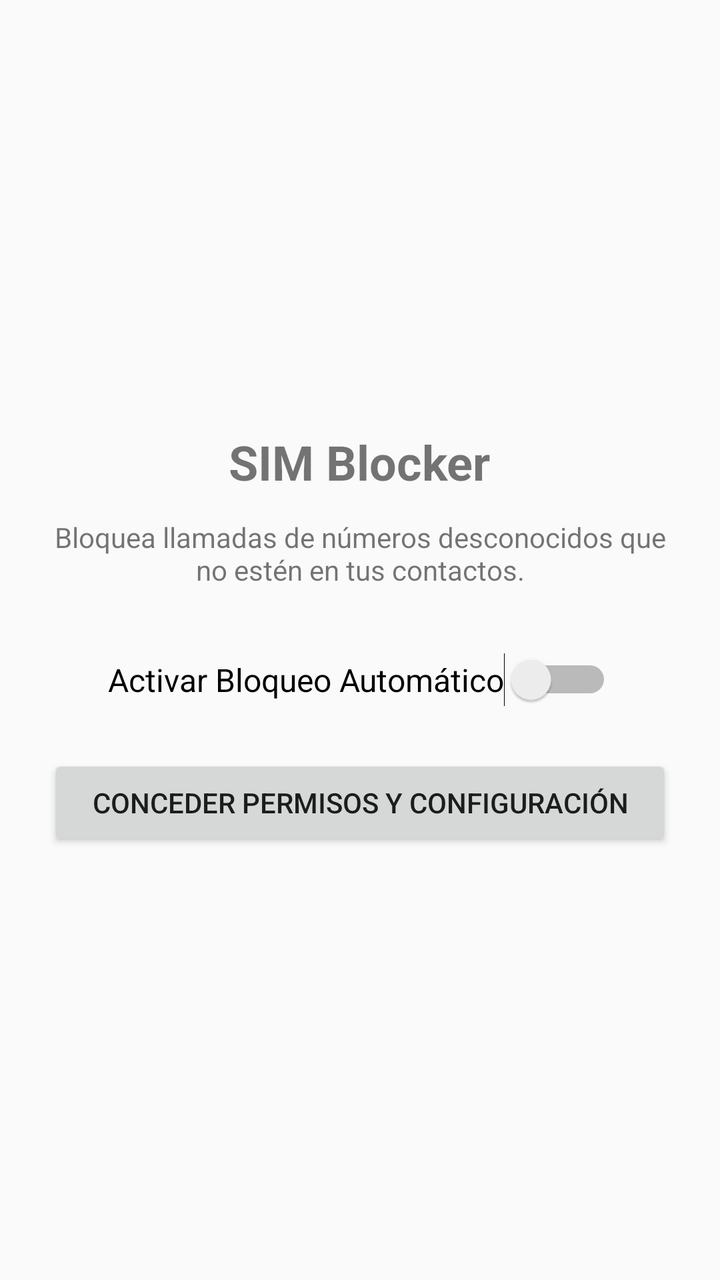
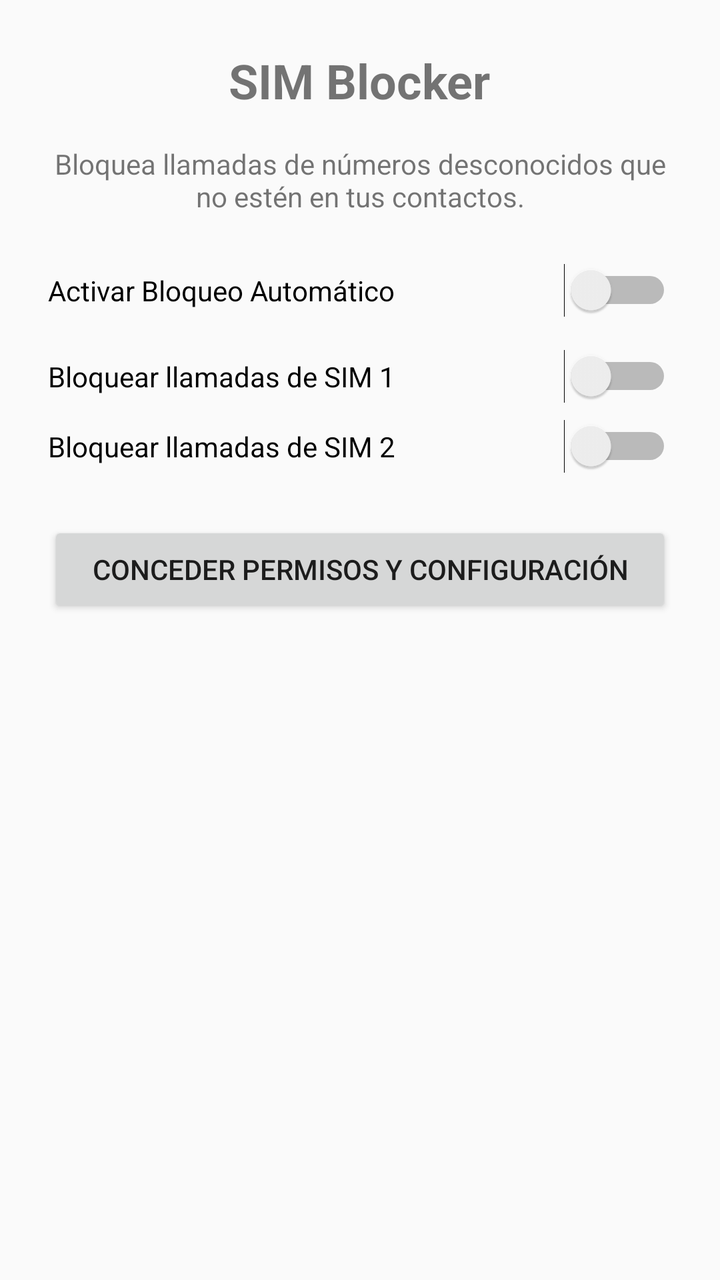

Screens rendered from an Android XML layout before and after an edit, with the pre-edit source and the edit as a unified diff.
<!-- AndroidManifest.xml: application theme Theme.AppCompat.Light.DarkActionBar -->
<!-- res/layout/activity_main.xml -->
<?xml version="1.0" encoding="utf-8"?>
<LinearLayout xmlns:android="http://schemas.android.com/apk/res/android"
    android:layout_width="match_parent"
    android:layout_height="match_parent"
    android:orientation="vertical"
    android:padding="24dp"
    android:gravity="center">

    <TextView
        android:layout_width="wrap_content"
        android:layout_height="wrap_content"
        android:text="SIM Blocker"
        android:textSize="24sp"
        android:textStyle="bold"
        android:layout_marginBottom="12dp"/>

    <TextView
        android:layout_width="wrap_content"
        android:layout_height="wrap_content"
        android:text="Bloquea llamadas de números desconocidos que no estén en tus contactos."
        android:textAlignment="center"
        android:textSize="14sp"
        android:layout_marginBottom="32dp"/>

    <Switch
        android:id="@+id/switchBlocker"
        android:layout_width="wrap_content"
        android:layout_height="wrap_content"
        android:text="Activar Bloqueo Automático"
        android:textSize="16sp"
        android:layout_marginBottom="24dp"/>

    <Button
        android:id="@+id/btnPermissions"
        android:layout_width="match_parent"
        android:layout_height="wrap_content"
        android:text="Conceder Permisos y Configuración"/>

</LinearLayout>
<!-- resources referenced by this layout -->
<resources>

</resources>

<!-- the commit's change to res/layout/activity_main.xml (unified diff, before → after) -->
@@ -4,36 +4,55 @@
     android:layout_height="match_parent"
     android:orientation="vertical"
     android:padding="24dp"
-    android:gravity="center">
+    android:gravity="center_horizontal">
 
+    
     <TextView
         android:layout_width="wrap_content"
         android:layout_height="wrap_content"
         android:text="SIM Blocker"
         android:textSize="24sp"
         android:textStyle="bold"
-        android:layout_marginBottom="12dp"/>
+        android:layout_marginBottom="16dp"/>
 
+    
     <TextView
-        android:layout_width="wrap_content"
+        android:layout_width="match_parent"
         android:layout_height="wrap_content"
         android:text="Bloquea llamadas de números desconocidos que no estén en tus contactos."
-        android:textAlignment="center"
         android:textSize="14sp"
-        android:layout_marginBottom="32dp"/>
+        android:layout_marginBottom="24dp"
+        android:gravity="center"/>
 
+    
     <Switch
         android:id="@+id/switchBlocker"
-        android:layout_width="wrap_content"
+        android:layout_width="match_parent"
         android:layout_height="wrap_content"
         android:text="Activar Bloqueo Automático"
-        android:textSize="16sp"
+        android:layout_marginBottom="16dp"/>
+
+    
+    <Switch
+        android:id="@+id/switchSim1"
+        android:layout_width="match_parent"
+        android:layout_height="wrap_content"
+        android:text="Bloquear llamadas de SIM 1"
+        android:layout_marginBottom="8dp"/>
+
+    
+    <Switch
+        android:id="@+id/switchSim2"
+        android:layout_width="match_parent"
+        android:layout_height="wrap_content"
+        android:text="Bloquear llamadas de SIM 2"
         android:layout_marginBottom="24dp"/>
 
+    
     <Button
         android:id="@+id/btnPermissions"
         android:layout_width="match_parent"
         android:layout_height="wrap_content"
-        android:text="Conceder Permisos y Configuración"/>
+        android:text="CONCEDER PERMISOS Y CONFIGURACIÓN"/>
 
 </LinearLayout>
